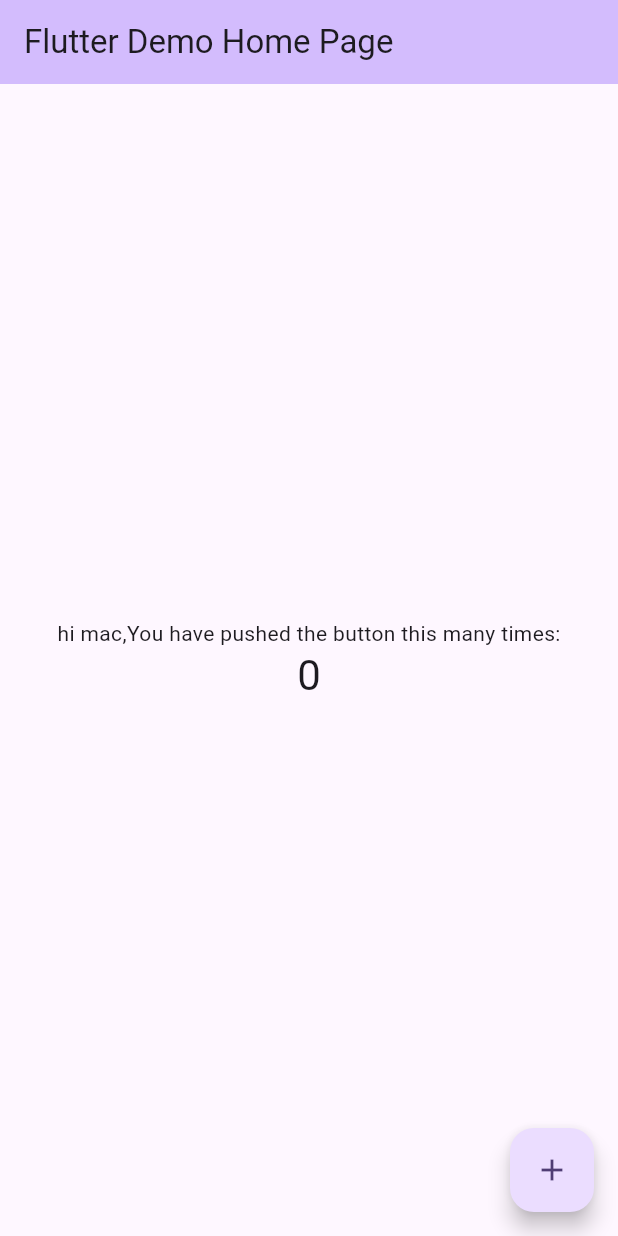
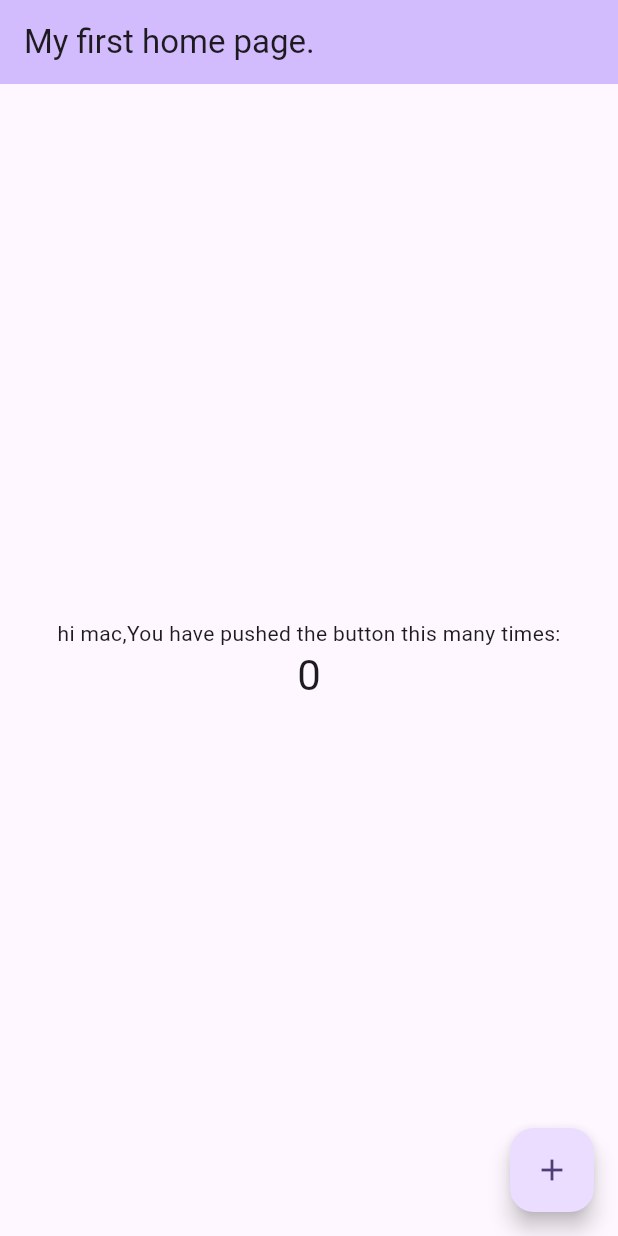
Before and after one commit to isharax9/Hello_Flutter, a Flutter app: the screen it shows after launch, on a phone screen of 412 x 824 dp. Run offline on Flutter 3.47's test engine with Material 2 defaults, Android fonts, the phone set to English and light mode, and no system bars.

Commit message:
basic changes done

```diff
--- a/lib/main.dart
+++ b/lib/main.dart
@@ -31,7 +31,7 @@ class MyApp extends StatelessWidget {
         colorScheme: ColorScheme.fromSeed(seedColor: Colors.deepPurple),
         useMaterial3: true,
       ),
-      home: const MyHomePage(title: 'Flutter Demo Home Page'),
+      home: const MyHomePage(title: 'My first home page.'),
     );
   }
 }
```
